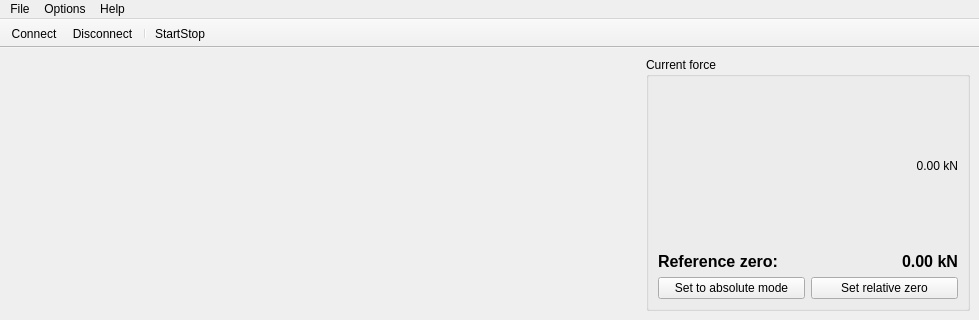
First picture: the form in src/gui/mainwindow.ui, repository linescaleGUI/linescaleGUI, before the edit; both pictures show x 0 to 979 and y 0 to 320 of the 979 by 636 pixel window.
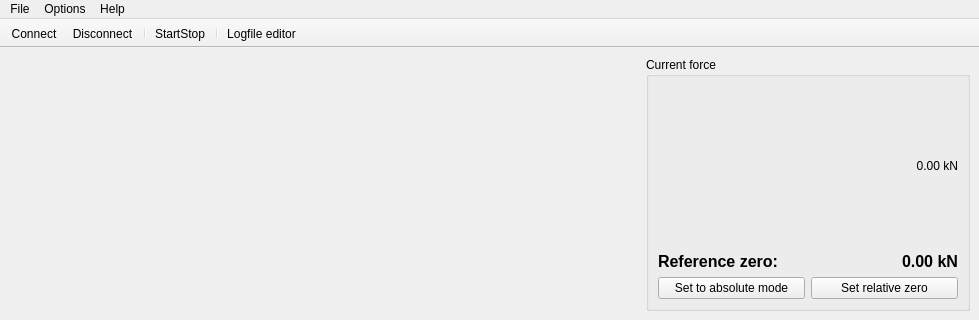
Second picture: the form after the edit. Icons and pictures are not drawn. Custom widgets are drawn as their Qt base class.

Commit message: Implement class logfile in editor

The edit to the form file:
```diff
--- a/src/gui/mainwindow.ui
+++ b/src/gui/mainwindow.ui
@@ -447,6 +447,8 @@
    <addaction name="actionDisconnect"/>
    <addaction name="separator"/>
    <addaction name="actionStartStop"/>
+   <addaction name="separator"/>
+   <addaction name="actionLogfileEditor"/>
   </widget>
   <action name="actionExit">
    <property name="text">
```
Left out of the diff: 10 changed lines with no effect on the pictures. The commit also changes 13 other files.
